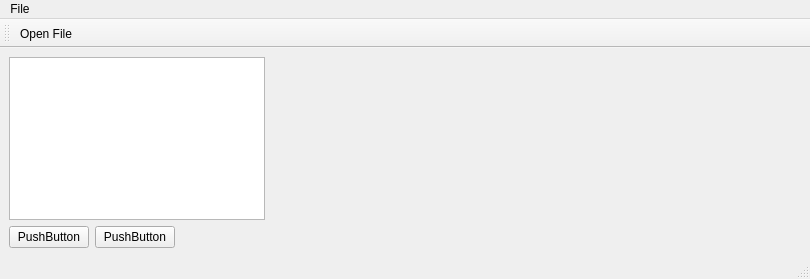
First picture: the form in Worksheet6/Exercise 3/Worksheet5 (Copy)/Qt_Application/mainwindow.ui, repository Kajeban/3D-Model-Visualisation-Software, before the edit.
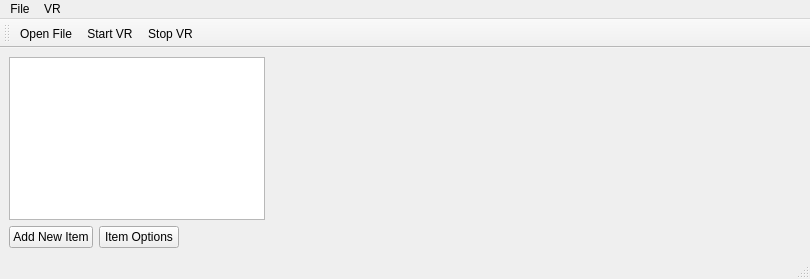
Second picture: the form after the edit. Icons and pictures are not drawn. Custom widgets are drawn as their Qt base class.

The edit to the form file:
```diff
--- a/Worksheet6/Exercise 3/Worksheet5 (Copy)/Qt_Application/mainwindow.ui
+++ b/Worksheet6/Exercise 3/Worksheet5 (Copy)/Qt_Application/mainwindow.ui
@@ -47,14 +47,14 @@
       <item>
        <widget class="QPushButton" name="pushButton">
         <property name="text">
-         <string>PushButton</string>
+         <string>Add New Item</string>
         </property>
        </widget>
       </item>
       <item>
        <widget class="QPushButton" name="pushButton_2">
         <property name="text">
-         <string>PushButton</string>
+         <string>Item Options</string>
         </property>
        </widget>
       </item>
@@ -81,7 +81,7 @@
      <x>0</x>
      <y>0</y>
      <width>810</width>
-     <height>17</height>
+     <height>21</height>
     </rect>
    </property>
    <widget class="QMenu" name="menuFile">
@@ -90,7 +90,15 @@
     </property>
     <addaction name="actionOpen_File"/>
    </widget>
+   <widget class="QMenu" name="menuVR">
+    <property name="title">
+     <string>VR</string>
+    </property>
+    <addaction name="actionStart_VR"/>
+    <addaction name="actionStop_VR"/>
+   </widget>
    <addaction name="menuFile"/>
+   <addaction name="menuVR"/>
   </widget>
   <widget class="QStatusBar" name="statusbar"/>
   <widget class="QToolBar" name="toolBar">
@@ -104,6 +112,8 @@
     <bool>false</bool>
    </attribute>
    <addaction name="actionOpen_File"/>
+   <addaction name="actionStart_VR"/>
+   <addaction name="actionStop_VR"/>
   </widget>
   <action name="actionOpen_File">
    <property name="icon">
@@ -122,6 +132,38 @@
     <string>Item Options</string>
    </property>
   </action>
+  <action name="actionStart_VR">
+   <property name="icon">
+    <iconset resource="icons.qrc">
+     <normaloff>:/Icons/Icons/startVR.png</normaloff>:/Icons/Icons/startVR.png</iconset>
+   </property>
+   <property name="text">
+    <string>Start VR</string>
+   </property>
+   <property name="toolTip">
+    <string>Start VR</string>
+   </property>
+  </action>
+  <action name="actionStop_VR">
+   <property name="icon">
+    <iconset resource="icons.qrc">
+     <normaloff>:/Icons/Icons/stopVR.png</normaloff>:/Icons/Icons/stopVR.png</iconset>
+   </property>
+   <property name="text">
+    <string>Stop VR</string>
+   </property>
+   <property name="toolTip">
+    <string>Stop VR</string>
+   </property>
+  </action>
+  <action name="actionAdd_New_Item">
+   <property name="text">
+    <string>Add New Item</string>
+   </property>
+   <property name="toolTip">
+    <string>Add New Item</string>
+   </property>
+  </action>
  </widget>
  <customwidgets>
   <customwidget>
```
